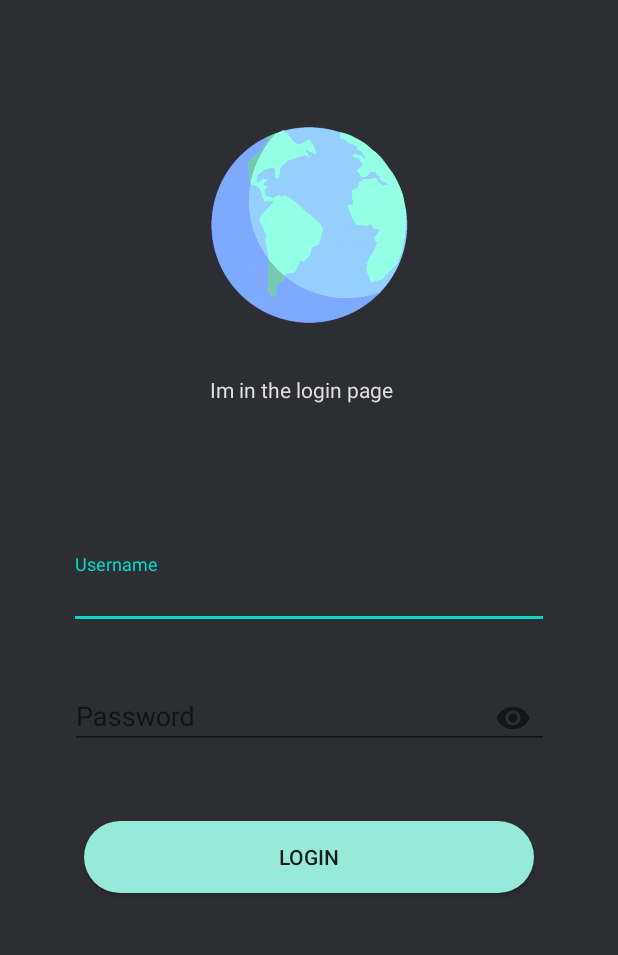
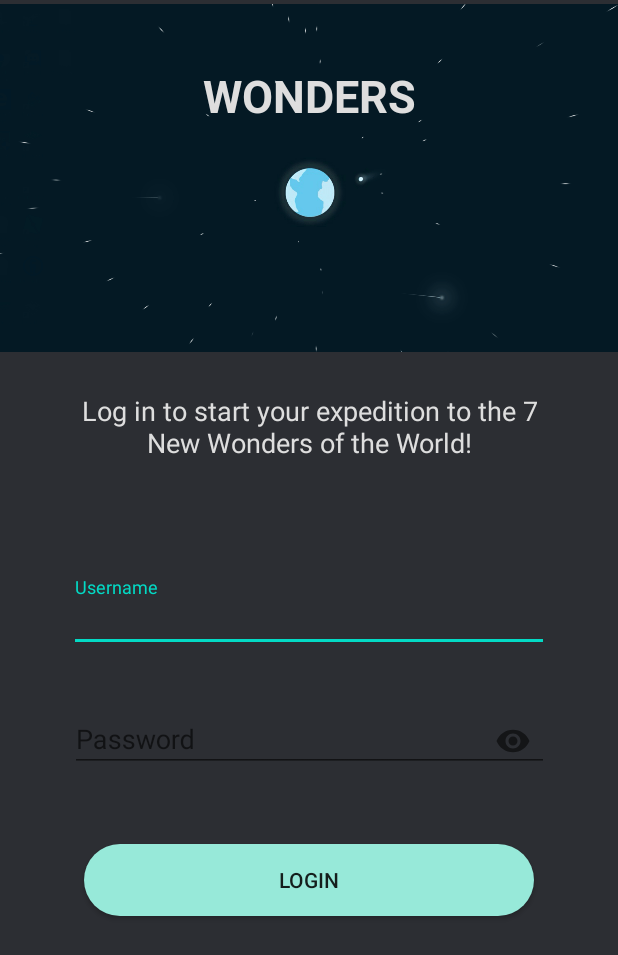
Before and after one commit to colliflowerz/Wonders, an Android app: the screen it shows after launch (LoginScreen), on a phone screen of 412 x 824 dp. Shown: the top 955 px of the screen. Run offline under Robolectric (Android 15) with nearby library versions, the phone set to English and light mode, and no system bars; our stand-ins replace Room's generated code.

Commit message:
login gif

```diff
--- a/app/build.gradle
+++ b/app/build.gradle
@@ -43,6 +43,7 @@ dependencies {
     implementation 'androidx.cardview:cardview:1.0.0'
     implementation 'androidx.recyclerview:recyclerview:1.1.0'
     implementation 'androidx.room:room-runtime:2.2.4'
+    implementation 'pl.droidsonroids.gif:android-gif-drawable:1.2.17'
     annotationProcessor 'androidx.room:room-compiler:2.2.4'
 
 
--- a/app/src/main/res/layout/activity_login_screen.xml
+++ b/app/src/main/res/layout/activity_login_screen.xml
@@ -7,37 +7,39 @@
     tools:context=".LoginScreen"
     android:background="@color/darkGrey">
 
+    <pl.droidsonroids.gif.GifImageView
+
+        android:id="@+id/globe"
+        android:layout_width="433dp"
+        android:layout_height="237dp"
+        android:src="@drawable/globegif1"
+        app:layout_constraintTop_toTopOf="parent"
+        app:layout_constraintLeft_toLeftOf="parent"
+        app:layout_constraintRight_toRightOf="parent"
+        tools:layout_editor_absoluteX="-8dp"
+        tools:src="@drawable/globegif1" />
+
     <TextView
         android:id="@+id/textView"
-        android:layout_width="wrap_content"
-        android:layout_height="wrap_content"
-        android:layout_marginStart="140dp"
-        android:layout_marginTop="250dp"
-        android:text="Im in the login page"
+        android:layout_width="307dp"
+        android:layout_height="43dp"
+        android:layout_marginTop="24dp"
+        android:gravity="center"
+        android:text="Log in to start your expedition to the 7 New Wonders of the World!"
         android:textColor="@color/lightGrey"
+        android:textSize="18sp"
+        app:layout_constraintEnd_toEndOf="parent"
+        app:layout_constraintLeft_toLeftOf="parent"
+        app:layout_constraintRight_toRightOf="parent"
         app:layout_constraintStart_toStartOf="parent"
-        app:layout_constraintTop_toTopOf="parent" />
+        app:layout_constraintTop_toBottomOf="@+id/globe" />
 
     <LinearLayout
         android:layout_width="match_parent"
         android:layout_height="wrap_content"
         android:orientation="vertical"
         android:gravity="center"
-        >
-
-        <ImageView
-            android:layout_width="200dp"
-            android:layout_height="200dp"
-            android:layout_marginLeft="20dp"
-            android:layout_marginRight="20dp"
-            android:layout_marginBottom="10dp"
-            android:layout_marginTop="50dp"
-            android:src="@drawable/globepng"
-
-
-            />
-
-    </LinearLayout>
+        />
 
 
 
@@ -57,7 +59,7 @@
         android:id="@+id/username"
         android:layout_width="320dp"
         android:layout_height="50dp"
-        android:layout_marginTop="100dp"
+        android:layout_marginTop="80dp"
         app:layout_constraintEnd_toEndOf="parent"
         app:layout_constraintStart_toStartOf="parent"
 
@@ -66,10 +68,9 @@
         <com.google.android.material.textfield.TextInputEditText
             android:layout_width="match_parent"
             android:layout_height="wrap_content"
-            android:textColorHint="@color/lightGrey"
+            android:hint="Username"
             android:textColor="@color/lightGrey"
-            android:hint="Username"
-            />
+            android:textColorHint="@color/lightGrey" />
     </com.google.android.material.textfield.TextInputLayout>
 
     <com.google.android.material.textfield.TextInputLayout
@@ -93,4 +94,18 @@
             android:inputType="textPassword" />
     </com.google.android.material.textfield.TextInputLayout>
 
+    <TextView
+        android:id="@+id/wonders"
+        android:layout_width="wrap_content"
+        android:layout_height="wrap_content"
+        android:layout_marginTop="43dp"
+        android:text="WONDERS"
+        android:textAlignment="center"
+        android:textColor="@color/lightGrey"
+        android:textSize="30sp"
+        android:textStyle="bold"
+        app:layout_constraintLeft_toLeftOf="parent"
+        app:layout_constraintRight_toRightOf="parent"
+        app:layout_constraintTop_toTopOf="parent" />
+
 </androidx.constraintlayout.widget.ConstraintLayout>
```
